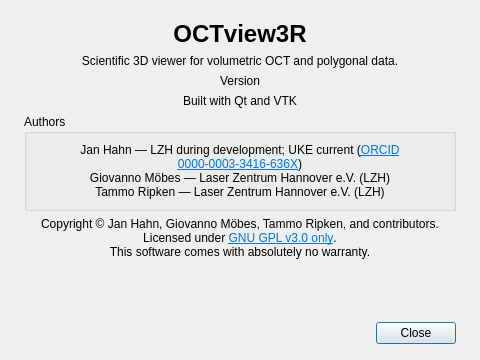
Above: OCTview3R/aboutdialog.ui from janlazer/UKE-OCTview3R before the change. Below: the same form after it.
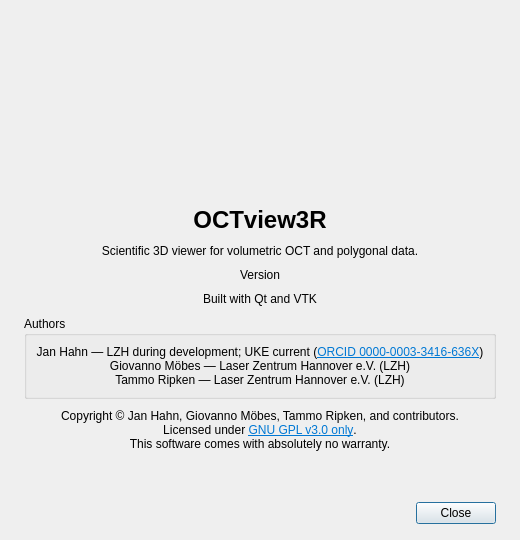
That is the form after the change. Icons and pictures are not drawn.

```diff
--- a/OCTview3R/aboutdialog.ui
+++ b/OCTview3R/aboutdialog.ui
@@ -6,14 +6,14 @@
    <rect>
     <x>0</x>
     <y>0</y>
-    <width>480</width>
-    <height>360</height>
+    <width>520</width>
+    <height>540</height>
    </rect>
   </property>
   <property name="minimumSize">
    <size>
     <width>440</width>
-    <height>340</height>
+    <height>520</height>
    </size>
   </property>
   <property name="windowTitle">
@@ -23,6 +23,7 @@
    <bool>true</bool>
   </property>
   <layout class="QVBoxLayout" name="verticalLayout">
+   <property name="spacing"><number>10</number></property>
    <property name="leftMargin">
     <number>24</number>
    </property>
@@ -35,10 +36,20 @@
    <property name="bottomMargin">
     <number>16</number>
    </property>
+   <item alignment="Qt::AlignHCenter">
+    <widget class="QLabel" name="aboutLogoLabel">
+     <property name="minimumSize"><size><width>176</width><height>176</height></size></property>
+     <property name="maximumSize"><size><width>176</width><height>176</height></size></property>
+     <property name="accessibleName"><string>OCTview3R logo: OCT layers and a segmented surface</string></property>
+     <property name="pixmap"><pixmap resource="OCTview3R.qrc">:/OCTview3R/Resources/branding/octview3r-ui.png</pixmap></property>
+     <property name="scaledContents"><bool>true</bool></property>
+    </widget>
+   </item>
    <item>
     <widget class="QLabel" name="applicationNameLabel">
      <property name="font">
       <font>
+       <family>Segoe UI</family>
        <pointsize>18</pointsize>
        <weight>75</weight>
        <bold>true</bold>
```
Left out of the diff: 8 changed lines with no effect on the pictures.
